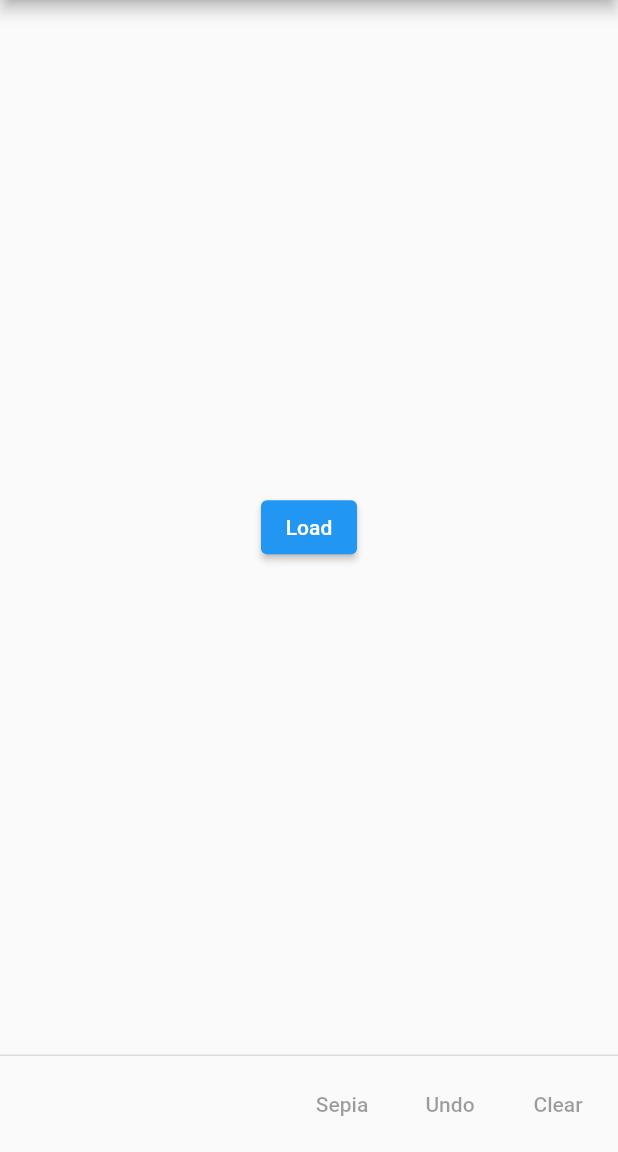
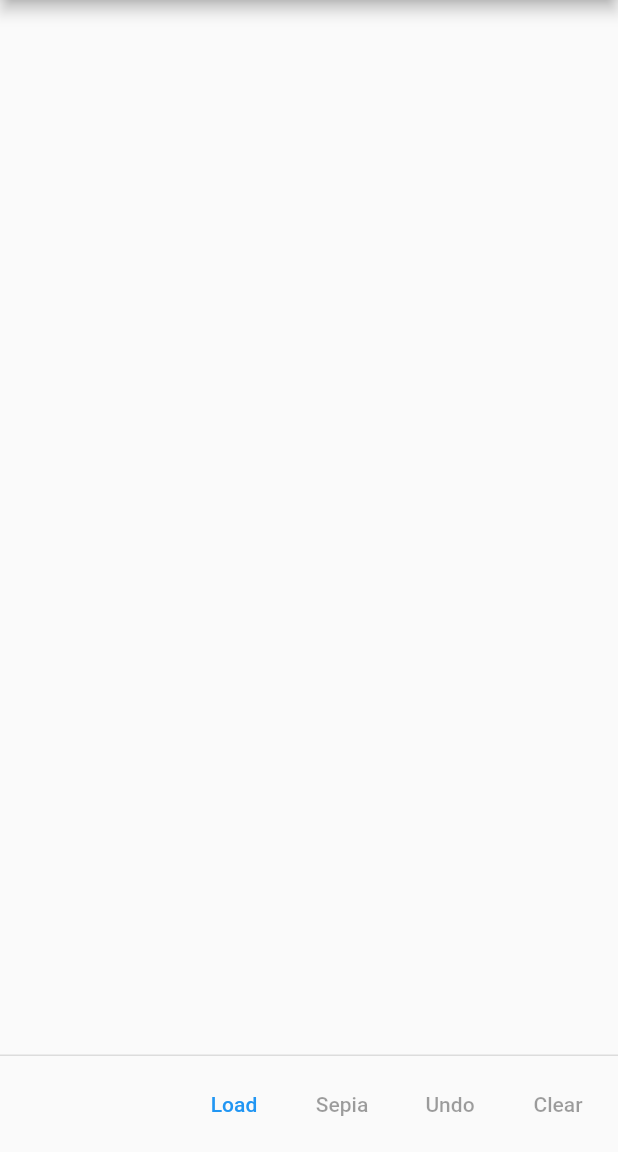
Before and after one commit to goderbauer/scratchpad, a Flutter app: the screen it shows after launch, on a phone screen of 412 x 824 dp, the part 84-1236 px from its top. Run offline on Flutter 3.47's test engine with Material 2 defaults, Android fonts, the phone set to English and light mode, and no system bars; our stand-ins replace file_picker, loading_indicator.

Commit message:
Move load buttons to button bar for simpler build method

```diff
--- a/isoimg/lib/home.dart
+++ b/isoimg/lib/home.dart
@@ -82,21 +82,13 @@ class _HomeWidgetState extends State<HomeWidget> {
               child: Image.memory(_image!, gaplessPlayback: true),
             ),
           ProgressWidget(loading: _loading),
-          if (_image == null && !_loading)
-            Center(
-              child: Row(
-                mainAxisSize: MainAxisSize.min,
-                children: [
-                  ElevatedButton(
-                    onPressed: _showImagePicker,
-                    child: const Text('Load'),
-                  ),
-                ],
-              ),
-            ),
         ],
       ),
       persistentFooterButtons: <Widget>[
+        TextButton(
+          onPressed: !_loading && _image == null ? _showImagePicker : null,
+          child: const Text('Load'),
+        ),
         TextButton(
           onPressed: !_loading && _image != null ? _applySepia : null,
           child: const Text('Sepia'),
```
Also changed, not shown: isoimg/lib/home_completed.dart (+16 -21 lines).
